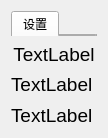
851896022/SuperMacros, file window.ui: the form before one commit.
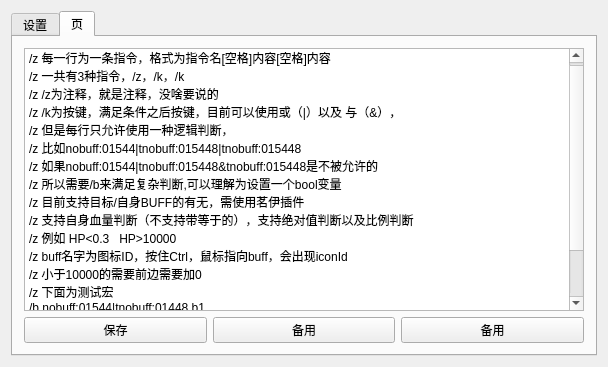
The form after the commit.

Commit message: 添加窗口判断，添加宏编辑

Patch:
```diff
--- a/window.ui
+++ b/window.ui
@@ -6,15 +6,15 @@
    <rect>
     <x>0</x>
     <y>0</y>
-    <width>108</width>
-    <height>138</height>
+    <width>608</width>
+    <height>367</height>
    </rect>
   </property>
   <property name="windowTitle">
    <string>window</string>
   </property>
   <widget class="QWidget" name="centralWidget">
-   <layout class="QVBoxLayout" name="verticalLayout">
+   <layout class="QVBoxLayout" name="verticalLayout_2">
     <item>
      <widget class="QTabWidget" name="tabWidget">
       <property name="sizePolicy">
@@ -24,7 +24,7 @@
        </sizepolicy>
       </property>
       <property name="currentIndex">
-       <number>0</number>
+       <number>1</number>
       </property>
       <widget class="QWidget" name="tab_1">
        <property name="sizePolicy">
@@ -36,29 +36,13 @@
        <attribute name="title">
         <string>设置</string>
        </attribute>
-       <widget class="QPushButton" name="test">
-        <property name="geometry">
-         <rect>
-          <x>500</x>
-          <y>10</y>
-          <width>75</width>
-          <height>23</height>
-         </rect>
-        </property>
-        <property name="text">
-         <string>获取</string>
-        </property>
-       </widget>
-       <widget class="QComboBox" name="comList">
-        <property name="geometry">
-         <rect>
-          <x>10</x>
-          <y>10</y>
-          <width>211</width>
-          <height>22</height>
-         </rect>
-        </property>
-       </widget>
+       <layout class="QVBoxLayout" name="verticalLayout">
+        <item>
+         <layout class="QHBoxLayout" name="horizontalLayout">
+          <item>
+           <widget class="QComboBox" name="comList"/>
+          </item>
+          <item>
        <widget class="QPushButton" name="startLink">
         <property name="geometry">
          <rect>
@@ -72,8 +56,15 @@
          <string>link</string>
         </property>
        </widget>
-      </widget>
-     </widget>
+          </item>
+          <item>
+           <widget class="QPushButton" name="test">
+            <property name="text">
+             <string>获取</string>
+            </property>
+           </widget>
+          </item>
+         </layout>
     </item>
     <item>
      <widget class="QLabel" name="HP">
@@ -112,6 +103,74 @@
       <property name="text">
        <string>TextLabel</string>
       </property>
+         </widget>
+        </item>
+       </layout>
+      </widget>
+      <widget class="QWidget" name="tab">
+       <attribute name="title">
+        <string>页</string>
+       </attribute>
+       <layout class="QVBoxLayout" name="verticalLayout_3">
+        <item>
+         <widget class="QTextEdit" name="textEdit">
+          <property name="lineWrapMode">
+           <enum>QTextEdit::NoWrap</enum>
+          </property>
+          <property name="html">
+           <string>&lt;!DOCTYPE HTML PUBLIC &quot;-//W3C//DTD HTML 4.0//EN&quot; &quot;http://www.w3.org/TR/REC-html40/strict.dtd&quot;&gt;
+&lt;html&gt;&lt;head&gt;&lt;meta name=&quot;qrichtext&quot; content=&quot;1&quot; /&gt;&lt;style type=&quot;text/css&quot;&gt;
+p, li { white-space: pre-wrap; }
+&lt;/style&gt;&lt;/head&gt;&lt;body style=&quot; font-family:'SimSun'; font-size:9pt; font-weight:400; font-style:normal;&quot;&gt;
+&lt;p style=&quot; margin-top:0px; margin-bottom:0px; margin-left:0px; margin-right:0px; -qt-block-indent:0; text-indent:0px;&quot;&gt;/z 每一行为一条指令，格式为指令名[空格]内容[空格]内容&lt;/p&gt;
+&lt;p style=&quot; margin-top:0px; margin-bottom:0px; margin-left:0px; margin-right:0px; -qt-block-indent:0; text-indent:0px;&quot;&gt;/z 一共有3种指令，/z，/k，/k&lt;/p&gt;
+&lt;p style=&quot; margin-top:0px; margin-bottom:0px; margin-left:0px; margin-right:0px; -qt-block-indent:0; text-indent:0px;&quot;&gt;/z /z为注释，就是注释，没啥要说的&lt;/p&gt;
+&lt;p style=&quot; margin-top:0px; margin-bottom:0px; margin-left:0px; margin-right:0px; -qt-block-indent:0; text-indent:0px;&quot;&gt;/z /k为按键，满足条件之后按键，目前可以使用或（|）以及 与（&amp;amp;），&lt;/p&gt;
+&lt;p style=&quot; margin-top:0px; margin-bottom:0px; margin-left:0px; margin-right:0px; -qt-block-indent:0; text-indent:0px;&quot;&gt;/z 但是每行只允许使用一种逻辑判断，&lt;/p&gt;
+&lt;p style=&quot; margin-top:0px; margin-bottom:0px; margin-left:0px; margin-right:0px; -qt-block-indent:0; text-indent:0px;&quot;&gt;/z 比如nobuff:01544|tnobuff:015448|tnobuff:015448&lt;/p&gt;
+&lt;p style=&quot; margin-top:0px; margin-bottom:0px; margin-left:0px; margin-right:0px; -qt-block-indent:0; text-indent:0px;&quot;&gt;/z 如果nobuff:01544|tnobuff:015448&amp;amp;tnobuff:015448是不被允许的&lt;/p&gt;
+&lt;p style=&quot; margin-top:0px; margin-bottom:0px; margin-left:0px; margin-right:0px; -qt-block-indent:0; text-indent:0px;&quot;&gt;/z 所以需要/b来满足复杂判断,可以理解为设置一个bool变量&lt;/p&gt;
+&lt;p style=&quot; margin-top:0px; margin-bottom:0px; margin-left:0px; margin-right:0px; -qt-block-indent:0; text-indent:0px;&quot;&gt;/z 目前支持目标/自身BUFF的有无，需使用茗伊插件&lt;/p&gt;
+&lt;p style=&quot; margin-top:0px; margin-bottom:0px; margin-left:0px; margin-right:0px; -qt-block-indent:0; text-indent:0px;&quot;&gt;/z 支持自身血量判断（不支持带等于的），支持绝对值判断以及比例判断&lt;/p&gt;
+&lt;p style=&quot; margin-top:0px; margin-bottom:0px; margin-left:0px; margin-right:0px; -qt-block-indent:0; text-indent:0px;&quot;&gt;/z 例如 HP&amp;lt;0.3   HP&amp;gt;10000&lt;/p&gt;
+&lt;p style=&quot; margin-top:0px; margin-bottom:0px; margin-left:0px; margin-right:0px; -qt-block-indent:0; text-indent:0px;&quot;&gt;/z buff名字为图标ID，按住Ctrl，鼠标指向buff，会出现iconId&lt;/p&gt;
+&lt;p style=&quot; margin-top:0px; margin-bottom:0px; margin-left:0px; margin-right:0px; -qt-block-indent:0; text-indent:0px;&quot;&gt;/z 小于10000的需要前边需要加0&lt;/p&gt;
+&lt;p style=&quot; margin-top:0px; margin-bottom:0px; margin-left:0px; margin-right:0px; -qt-block-indent:0; text-indent:0px;&quot;&gt;/z 下面为测试宏&lt;/p&gt;
+&lt;p style=&quot; margin-top:0px; margin-bottom:0px; margin-left:0px; margin-right:0px; -qt-block-indent:0; text-indent:0px;&quot;&gt;/b nobuff:01544|tnobuff:01448 b1&lt;/p&gt;
+&lt;p style=&quot; margin-top:0px; margin-bottom:0px; margin-left:0px; margin-right:0px; -qt-block-indent:0; text-indent:0px;&quot;&gt;/b HP&amp;lt;0.3 b2&lt;/p&gt;
+&lt;p style=&quot; margin-top:0px; margin-bottom:0px; margin-left:0px; margin-right:0px; -qt-block-indent:0; text-indent:0px;&quot;&gt;/b b3&amp;amp;buff:00152 b3&lt;/p&gt;
+&lt;p style=&quot; margin-top:0px; margin-bottom:0px; margin-left:0px; margin-right:0px; -qt-block-indent:0; text-indent:0px;&quot;&gt;/k nobuff:01544|tnobuff:01548 58&lt;/p&gt;
+&lt;p style=&quot; margin-top:0px; margin-bottom:0px; margin-left:0px; margin-right:0px; -qt-block-indent:0; text-indent:0px;&quot;&gt;/k b1|b2 64&lt;/p&gt;&lt;/body&gt;&lt;/html&gt;</string>
+          </property>
+         </widget>
+        </item>
+        <item>
+         <layout class="QHBoxLayout" name="horizontalLayout_2">
+          <item>
+           <widget class="QPushButton" name="btnSave">
+            <property name="text">
+             <string>保存</string>
+            </property>
+           </widget>
+          </item>
+          <item>
+           <widget class="QPushButton" name="btn3">
+            <property name="text">
+             <string>备用</string>
+            </property>
+           </widget>
+          </item>
+          <item>
+           <widget class="QPushButton" name="btn4">
+            <property name="text">
+             <string>备用</string>
+            </property>
+           </widget>
+          </item>
+         </layout>
+        </item>
+       </layout>
+      </widget>
      </widget>
     </item>
    </layout>
```
Left out of the diff: 8 changed lines with no effect on the pictures. Lines whose indentation alone changed are shown as unchanged. The commit also changes 6 other files.
